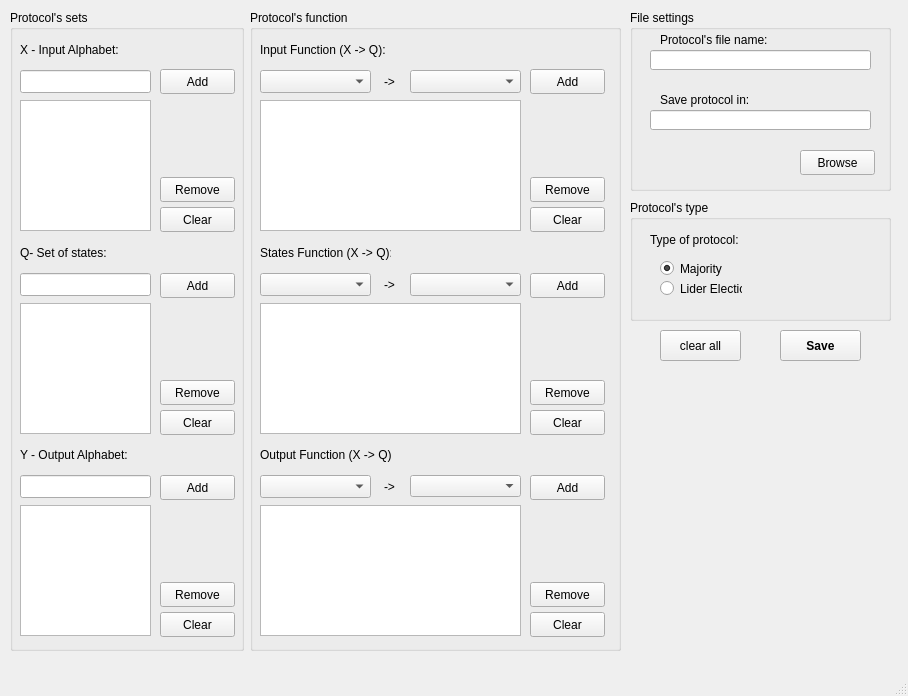
The window that ProtocolCreator.ui (VakelHente/PPSimulator) describes before a commit, drawn with Qt 5.
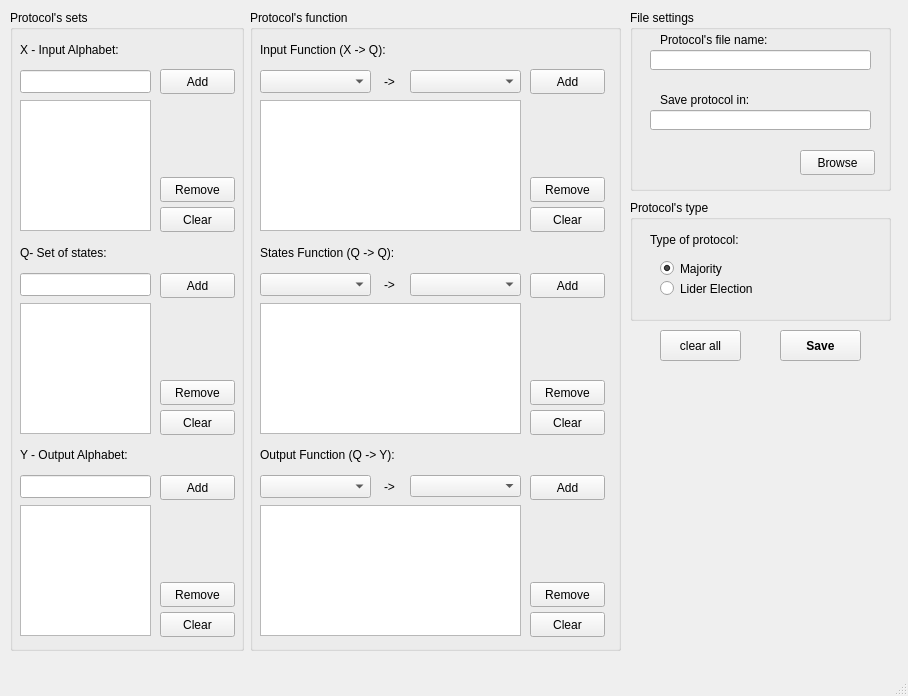
The same window after the commit.

Commit message: Set fixed window's size + fix wrong labels text

```diff
--- a/ProtocolCreator.ui
+++ b/ProtocolCreator.ui
@@ -344,7 +344,7 @@
       <rect>
        <x>10</x>
        <y>30</y>
-       <width>131</width>
+       <width>150</width>
        <height>20</height>
       </rect>
      </property>
@@ -429,12 +429,12 @@
       <rect>
        <x>10</x>
        <y>233</y>
-       <width>131</width>
+       <width>150</width>
        <height>20</height>
       </rect>
      </property>
      <property name="text">
-      <string>States Function (X -&gt; Q):</string>
+      <string>States Function (Q -&gt; Q):</string>
      </property>
     </widget>
     <widget class="QPushButton" name="btn_removeFromOutputFunction">
@@ -491,12 +491,12 @@
       <rect>
        <x>10</x>
        <y>435</y>
-       <width>131</width>
+       <width>150</width>
        <height>20</height>
       </rect>
      </property>
      <property name="text">
-      <string>Output Function (X -&gt; Q):</string>
+      <string>Output Function (Q -&gt; Y):</string>
      </property>
     </widget>
     <widget class="QComboBox" name="comboBox_secondElemOfOutpuFunc">
@@ -655,7 +655,7 @@
       <rect>
        <x>30</x>
        <y>60</y>
-       <width>82</width>
+       <width>100</width>
        <height>17</height>
       </rect>
      </property>
@@ -671,7 +671,7 @@
       <rect>
        <x>30</x>
        <y>80</y>
-       <width>82</width>
+       <width>100</width>
        <height>17</height>
       </rect>
      </property>
```
The commit also changes 1 other file.
